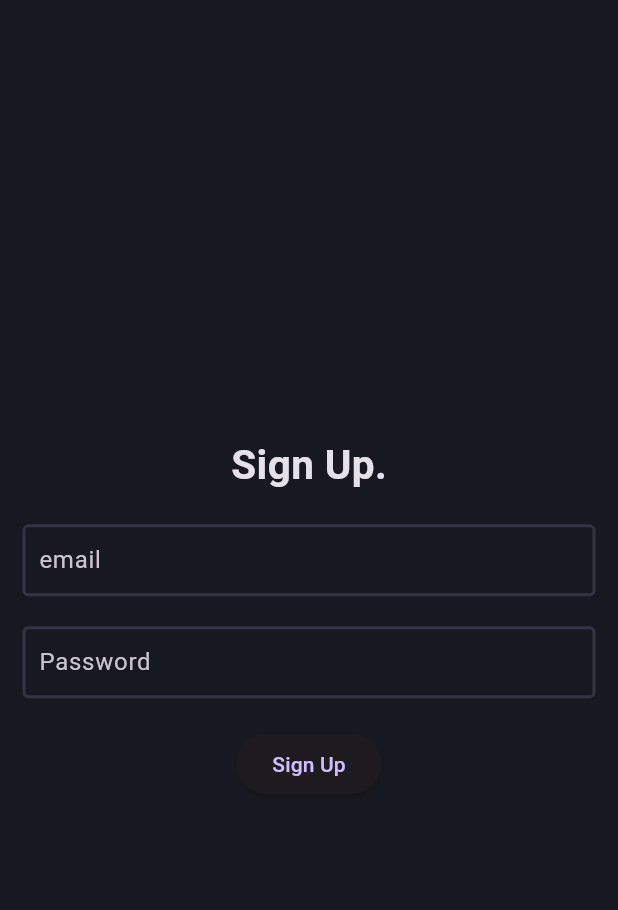
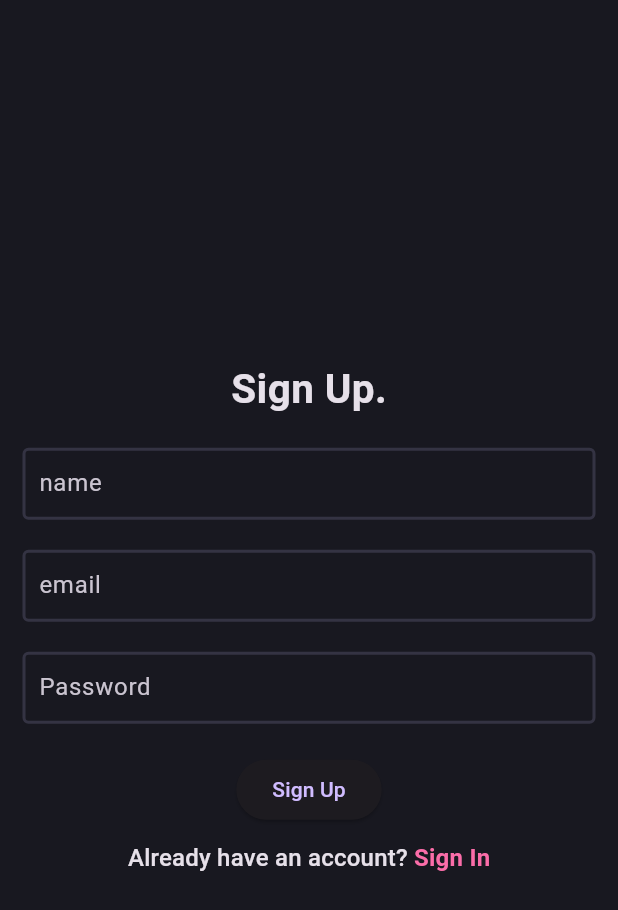
Before and after one commit to samuketema/Blog, a Flutter app: the screen it shows after launch, on a phone screen of 412 x 824 dp. Shown: the top 910 px of the screen. Run offline on Flutter 3.47's test engine with Material 3 defaults, Android fonts, the phone set to English and light mode, and no system bars.

Commit message:
Controller for the text fields.

```diff
--- a/lib/features/auth/presentation/pages/signup_page.dart
+++ b/lib/features/auth/presentation/pages/signup_page.dart
@@ -1,3 +1,4 @@
+import 'package:blog/core/theme/app_pallete.dart';
 import 'package:blog/features/auth/presentation/widgets/auth_field.dart';
 import 'package:blog/features/auth/presentation/widgets/raised_button.dart';
 import 'package:flutter/material.dart';
@@ -10,24 +11,51 @@ class SignupPage extends StatefulWidget {
 }
 
 class _SignupPageState extends State<SignupPage> {
+  final nameController = TextEditingController();
+  final emailController = TextEditingController();
+  final passwordController = TextEditingController();
+  final formKey = GlobalKey<FormState>();
   @override
   Widget build(BuildContext context) {
     return Scaffold(
       body: Padding(
         padding: const EdgeInsets.all(15.0),
-        child: Column(
-          mainAxisAlignment: MainAxisAlignment.center,
-          children: [
-            Text("Sign Up." , style:TextStyle(fontWeight: FontWeight.bold,fontSize: 27),),
-            SizedBox(height: 20,),
-            AuthField(hintText: 'email',),
-            SizedBox(height: 20,),
-            AuthField(hintText: 'Password',),
-            SizedBox(height: 20,),
-            RaisedButton(text: "Sign Up",)
-
-
-          ],
+        child: Form(
+          key:formKey ,
+          child: Column(
+            mainAxisAlignment: MainAxisAlignment.center,
+            children: [
+              Text(
+                "Sign Up.",
+                style: TextStyle(fontWeight: FontWeight.bold, fontSize: 27),
+              ),
+              SizedBox(height:20),
+              AuthField(hintText: 'name',
+              controller: nameController,),
+              SizedBox(height: 20),
+              AuthField(hintText: 'email',controller: emailController,),
+              SizedBox(height: 20),
+              AuthField(hintText: 'Password',controller: passwordController,),
+              SizedBox(height: 20),
+              RaisedButton(text: "Sign Up"),
+              SizedBox(height: 10),
+              RichText(
+                text: TextSpan(
+                  text: "Already have an account? ",
+                  style: Theme.of(context).textTheme.titleMedium,
+                  children: [
+                    TextSpan(
+                      text: "Sign In",
+                      style: Theme.of(context).textTheme.titleMedium?.copyWith(
+                        color: AppPallete.gradient2,
+                        fontWeight: FontWeight.bold,
+                      ),
+                    ),
+                  ],
+                ),
+              ),
+            ],
+          ),
         ),
       ),
     );
```
